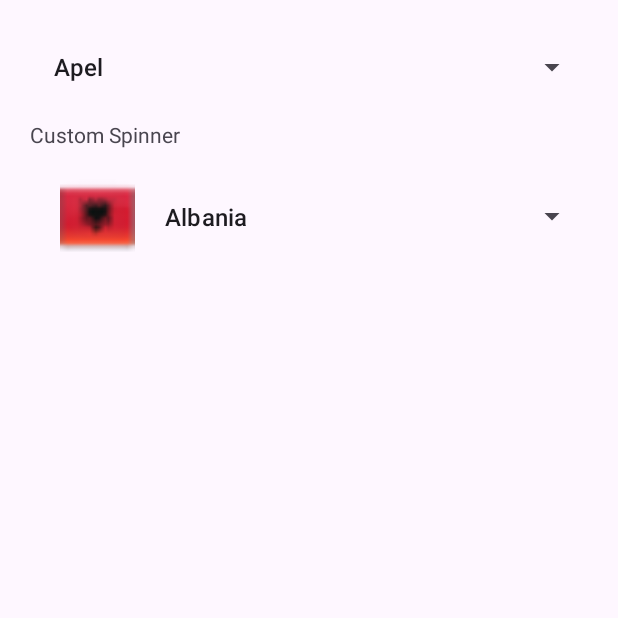
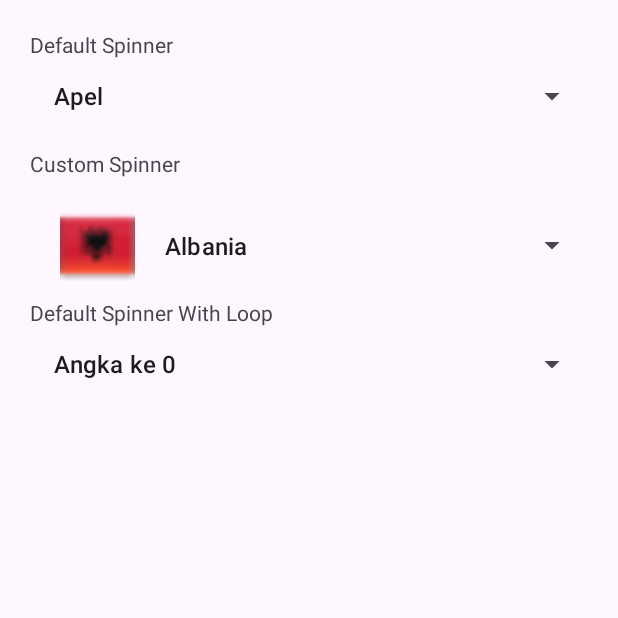
Before and after one commit to daberpro/ProjectAndroidKuliah, an Android app: the SpinnerTrain screen opened through its navigation route, on a phone screen of 412 x 824 dp, the top half of it. Run offline under Robolectric (Android 15) with nearby library versions, the phone set to English and light mode, and no system bars; our stand-ins replace navigation-ui.

Commit message:
update: add new spinner

```diff
--- a/app/src/main/java/com/example/daberdevporto/SpinnerTrain.java
+++ b/app/src/main/java/com/example/daberdevporto/SpinnerTrain.java
@@ -70,6 +70,7 @@ public class SpinnerTrain extends Fragment {
 
         Spinner spinner = view.findViewById(R.id.default_spinner);
         Spinner custom_spinner = view.findViewById(R.id.custom_spinner);
+        Spinner spinner_loop = view.findViewById(R.id.default_spinner_loop);
 
         List<String> NamaBuah = new ArrayList<>();
         NamaBuah.add("Apel");
@@ -91,6 +92,13 @@ public class SpinnerTrain extends Fragment {
         CustomSpinnerModel customModel = new CustomSpinnerModel(getContext(),Negara);
         custom_spinner.setAdapter(customModel);
 
+        List<String> counting = new ArrayList<>();
+        for(int i = 0; i < 40; i++){
+            counting.add("Angka ke "+Integer.toString(i));
+        }
+        ArrayAdapter<String> data_loop = new ArrayAdapter<String>(getContext(), android.R.layout.simple_list_item_1,counting);
+        spinner_loop.setAdapter(data_loop);
+
     }
 
     @Override
--- a/app/src/main/res/layout/fragment_spinner_train.xml
+++ b/app/src/main/res/layout/fragment_spinner_train.xml
@@ -11,12 +11,19 @@
         android:layout_height="match_parent"
         android:padding="20dp"
         >
-
+        <TextView
+            android:id="@+id/label1"
+            app:layout_constraintBottom_toTopOf="@id/default_spinner"
+            app:layout_constraintTop_toTopOf="parent"
+            android:layout_width="match_parent"
+            android:layout_height="wrap_content"
+            android:text="Default Spinner"
+            />
         <Spinner
             android:id="@+id/default_spinner"
             android:layout_width="match_parent"
             android:layout_height="50dp"
-            app:layout_constraintTop_toTopOf="parent"
+            app:layout_constraintTop_toBottomOf="@id/label1"
             />
 
         <TextView
@@ -35,6 +42,20 @@
             android:layout_width="match_parent"
             android:layout_height="70dp"
             />
+        <TextView
+            android:id="@+id/label3"
+            app:layout_constraintBottom_toTopOf="@id/default_spinner_loop"
+            app:layout_constraintTop_toBottomOf="@id/custom_spinner"
+            android:layout_width="match_parent"
+            android:layout_height="wrap_content"
+            android:text="Default Spinner With Loop"
+            />
+        <Spinner
+            android:id="@+id/default_spinner_loop"
+            android:layout_width="match_parent"
+            android:layout_height="50dp"
+            app:layout_constraintTop_toBottomOf="@id/label3"
+            />
 
     </androidx.constraintlayout.widget.ConstraintLayout>
 
```
